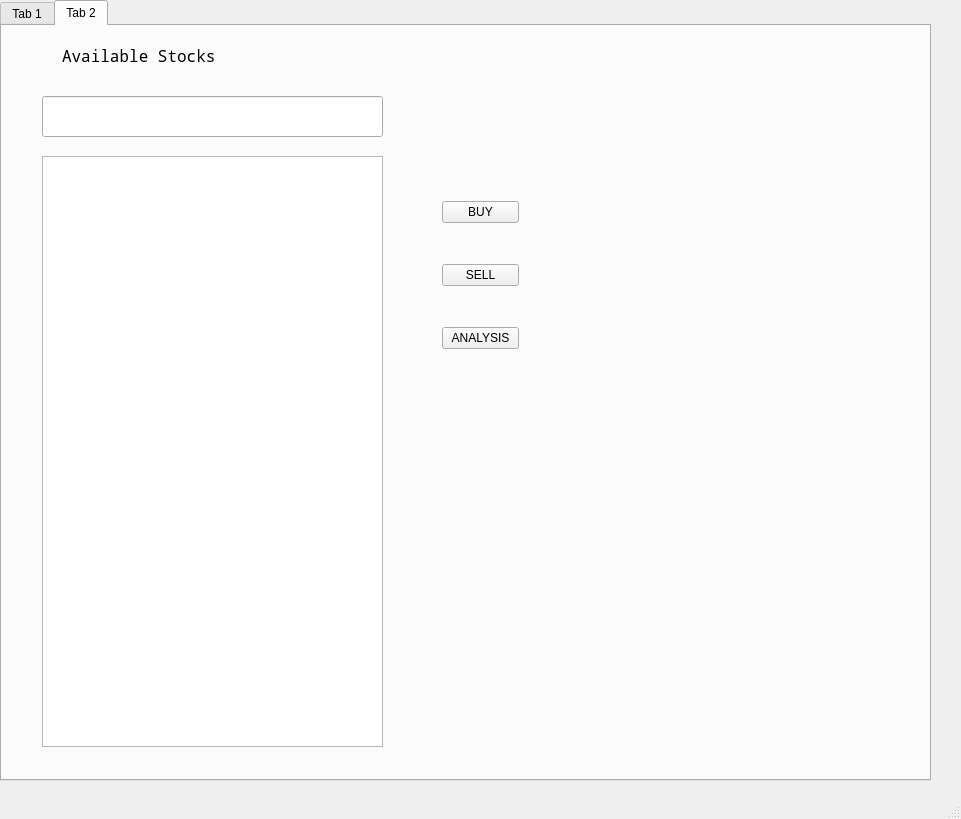
Qt form src/ui1.ui (ClupTheGreat/stock_portfolio_tracker) before a commit.
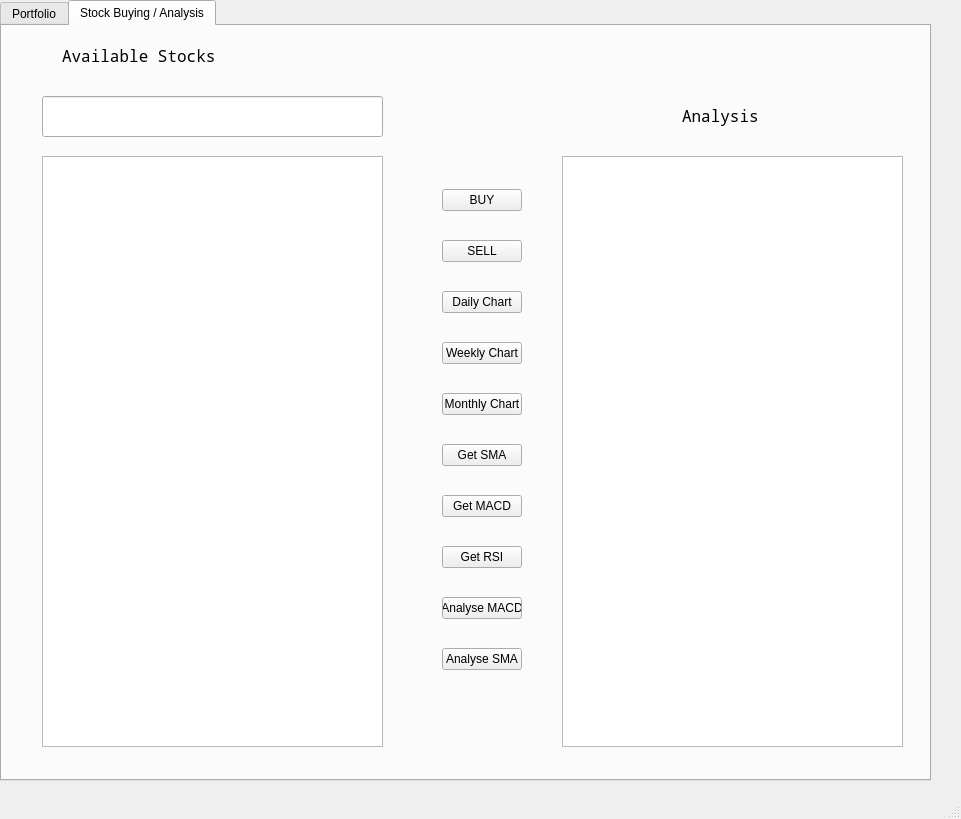
The same form after that commit. The open tabs and pages were chosen to show the change.

Diff of the .ui file:
```diff
--- a/src/ui1.ui
+++ b/src/ui1.ui
@@ -28,7 +28,7 @@
     </property>
     <widget class="QWidget" name="tab">
      <attribute name="title">
-      <string>Tab 1</string>
+      <string>Portfolio</string>
      </attribute>
      <widget class="QLabel" name="label">
       <property name="geometry">
@@ -152,7 +152,7 @@
     </widget>
     <widget class="QWidget" name="tab_2">
      <attribute name="title">
-      <string>Tab 2</string>
+      <string>Stock Buying / Analysis</string>
      </attribute>
      <widget class="QListWidget" name="listWidget">
       <property name="geometry">
@@ -188,8 +188,8 @@
        <rect>
         <x>440</x>
         <y>140</y>
-        <width>77</width>
-        <height>221</height>
+        <width>80</width>
+        <height>531</height>
        </rect>
       </property>
       <layout class="QVBoxLayout" name="verticalLayout_2">
@@ -210,7 +210,56 @@
        <item>
         <widget class="QPushButton" name="pushButton_3">
          <property name="text">
-          <string>ANALYSIS</string>
+          <string>Daily Chart</string>
+         </property>
+        </widget>
+       </item>
+       <item>
+        <widget class="QPushButton" name="weekly_chart">
+         <property name="text">
+          <string>Weekly Chart</string>
+         </property>
+        </widget>
+       </item>
+       <item>
+        <widget class="QPushButton" name="monthly_chart">
+         <property name="text">
+          <string>Monthly Chart</string>
+         </property>
+        </widget>
+       </item>
+       <item>
+        <widget class="QPushButton" name="get_sma">
+         <property name="text">
+          <string>Get SMA</string>
+         </property>
+        </widget>
+       </item>
+       <item>
+        <widget class="QPushButton" name="get_macd">
+         <property name="text">
+          <string>Get MACD</string>
+         </property>
+        </widget>
+       </item>
+       <item>
+        <widget class="QPushButton" name="get_rsi">
+         <property name="text">
+          <string>Get RSI</string>
+         </property>
+        </widget>
+       </item>
+       <item>
+        <widget class="QPushButton" name="anal_macd">
+         <property name="text">
+          <string>Analyse MACD</string>
+         </property>
+        </widget>
+       </item>
+       <item>
+        <widget class="QPushButton" name="anal_sma">
+         <property name="text">
+          <string>Analyse SMA</string>
          </property>
         </widget>
        </item>
@@ -226,6 +275,35 @@
        </rect>
       </property>
      </widget>
+     <widget class="QListWidget" name="listWidget_2">
+      <property name="geometry">
+       <rect>
+        <x>560</x>
+        <y>130</y>
+        <width>341</width>
+        <height>591</height>
+       </rect>
+      </property>
+     </widget>
+     <widget class="QLabel" name="label_4">
+      <property name="geometry">
+       <rect>
+        <x>680</x>
+        <y>70</y>
+        <width>191</width>
+        <height>41</height>
+       </rect>
+      </property>
+      <property name="font">
+       <font>
+        <family>Noto Mono</family>
+        <pointsize>12</pointsize>
+       </font>
+      </property>
+      <property name="text">
+       <string>Analysis</string>
+      </property>
+     </widget>
     </widget>
    </widget>
   </widget>
```
Left out of the diff: 16 changed lines with no effect on the pictures.
